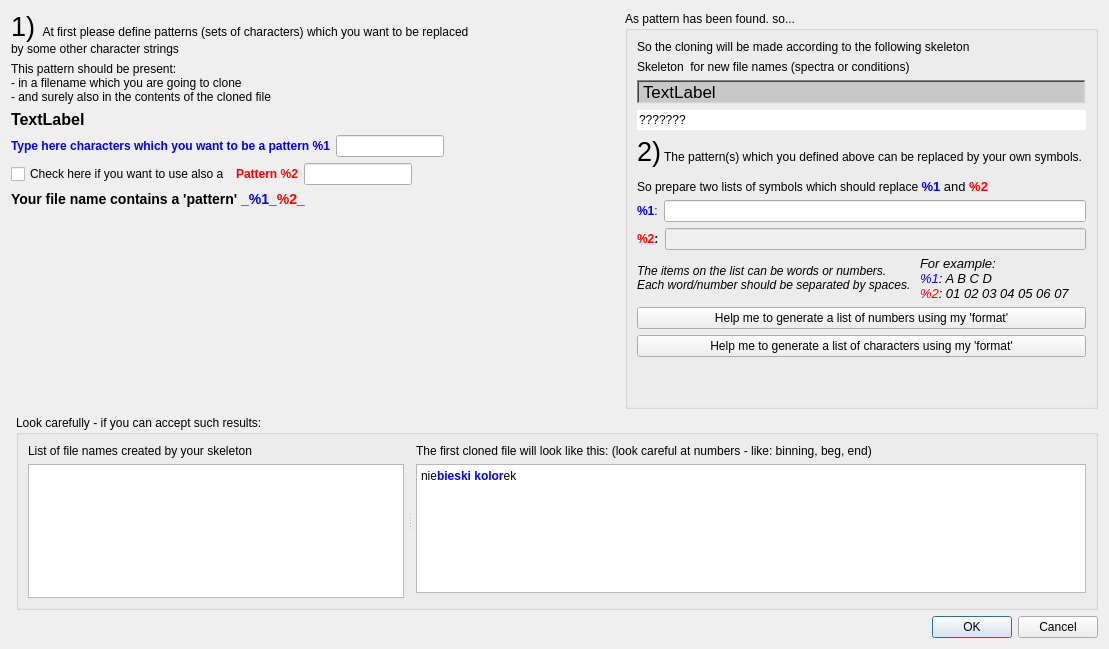
First picture: the form in t4pattern_defining_dlg.ui, repository jgrebosz/test-greware, before the edit.
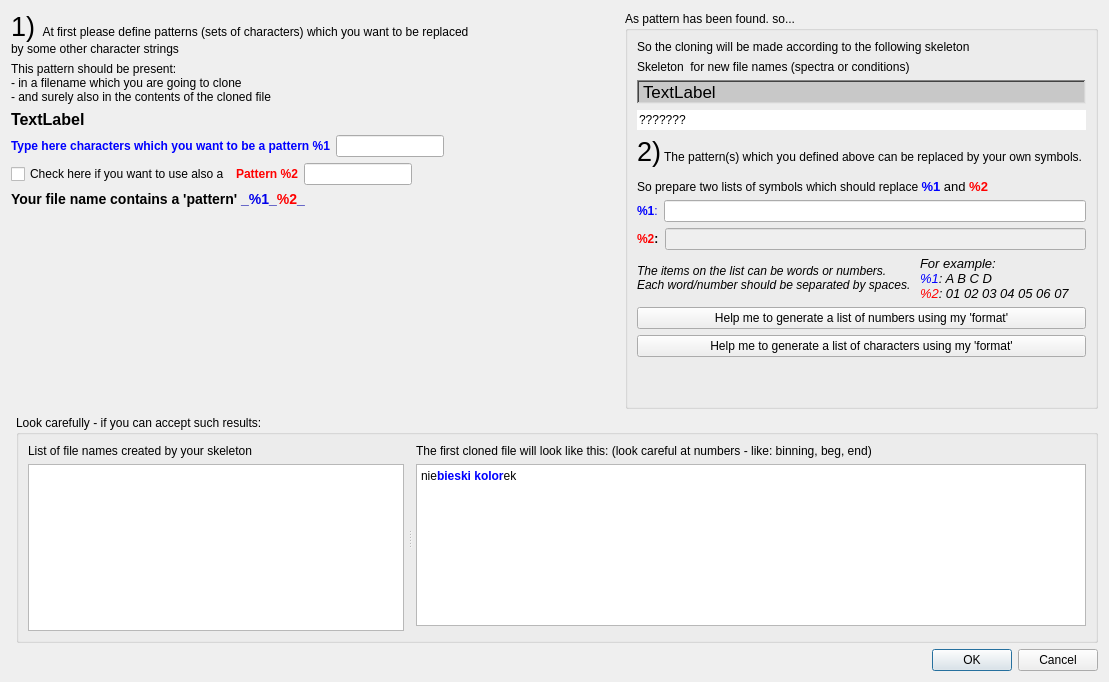
Second picture: the form after the edit.

The edit to the form file:
```diff
--- a/t4pattern_defining_dlg.ui
+++ b/t4pattern_defining_dlg.ui
@@ -8,7 +8,7 @@
     <x>0</x>
     <y>0</y>
     <width>1109</width>
-    <height>649</height>
+    <height>682</height>
    </rect>
   </property>
   <property name="windowTitle">
@@ -425,8 +425,8 @@
                <string>&lt;!DOCTYPE HTML PUBLIC &quot;-//W3C//DTD HTML 4.0//EN&quot; &quot;http://www.w3.org/TR/REC-html40/strict.dtd&quot;&gt;
 &lt;html&gt;&lt;head&gt;&lt;meta name=&quot;qrichtext&quot; content=&quot;1&quot; /&gt;&lt;style type=&quot;text/css&quot;&gt;
 p, li { white-space: pre-wrap; }
-&lt;/style&gt;&lt;/head&gt;&lt;body style=&quot; font-family:'Sans Serif'; font-size:9pt; font-weight:400; font-style:normal;&quot;&gt;
-&lt;p style=&quot; margin-top:0px; margin-bottom:0px; margin-left:0px; margin-right:0px; -qt-block-indent:0; text-indent:0px;&quot;&gt;nie&lt;span style=&quot; font-weight:600; color:#0000ff;&quot;&gt;bieski kolor&lt;/span&gt;ek&lt;/p&gt;&lt;/body&gt;&lt;/html&gt;</string>
+&lt;/style&gt;&lt;/head&gt;&lt;body style=&quot; font-family:'Noto Sans'; font-size:10pt; font-weight:400; font-style:normal;&quot;&gt;
+&lt;p style=&quot; margin-top:0px; margin-bottom:0px; margin-left:0px; margin-right:0px; -qt-block-indent:0; text-indent:0px;&quot;&gt;&lt;span style=&quot; font-family:'Sans Serif'; font-size:9pt;&quot;&gt;nie&lt;/span&gt;&lt;span style=&quot; font-family:'Sans Serif'; font-size:9pt; font-weight:600; color:#0000ff;&quot;&gt;bieski kolor&lt;/span&gt;&lt;span style=&quot; font-family:'Sans Serif'; font-size:9pt;&quot;&gt;ek&lt;/span&gt;&lt;/p&gt;&lt;/body&gt;&lt;/html&gt;</string>
               </property>
              </widget>
             </item>
```
Left out of the diff: 2 changed lines with no effect on the pictures.
